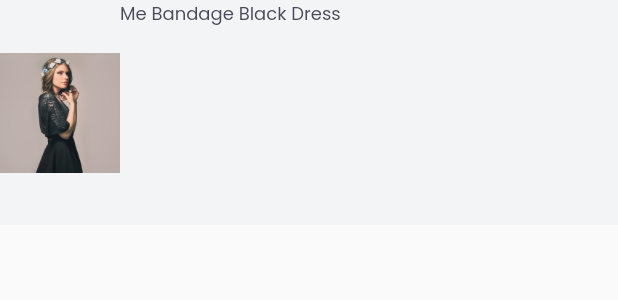
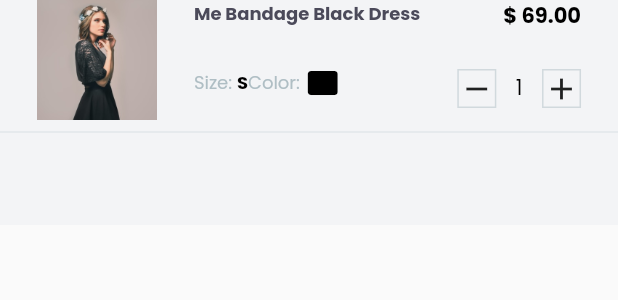
Before and after one commit to RGTechPro/zupay_task, a Flutter app: the CartCard widget shown alone on an empty page, opened directly, on a phone screen of 412 x 824 dp. Shown: the top 300 px of the screen. Run offline on Flutter 3.47's test engine with Material 2 defaults, Android fonts, the phone set to English and light mode, and no system bars; our stand-ins replace google_fonts, google_nav_bar.

Commit message:
added cart card

```diff
--- a/lib/screens/cart_page.dart
+++ b/lib/screens/cart_page.dart
@@ -4,6 +4,7 @@ import 'package:flutter/src/widgets/framework.dart';
 import 'package:google_fonts/google_fonts.dart';
 import 'package:google_nav_bar/google_nav_bar.dart';
 import 'package:zupay_task/custom_icons_icons.dart';
+import 'package:zupay_task/widgets/cart_card.dart';
 
 class CartPage extends StatelessWidget {
   const CartPage({Key? key}) : super(key: key);
@@ -41,6 +42,15 @@ class CartPage extends StatelessWidget {
                 ],
               ),
             ),
+            Padding(
+              padding: const EdgeInsets.symmetric(horizontal: 10),
+              child: Container(
+                height: 514,
+                child: ListView(
+                  children: [CartCard(), CartCard()],
+                ),
+              ),
+            ),
           ],
         ),
       ),
--- a/lib/widgets/cart_card.dart
+++ b/lib/widgets/cart_card.dart
@@ -1,4 +1,5 @@
 import 'package:flutter/cupertino.dart';
+import 'package:flutter/material.dart';
 import 'package:flutter/src/foundation/key.dart';
 import 'package:flutter/src/widgets/framework.dart';
 import 'package:google_fonts/google_fonts.dart';
@@ -11,23 +12,100 @@ class CartCard extends StatelessWidget {
     return Container(
       color: Color(0xfff3f4f6),
       height: 150,
-      child: Row(children: [
+      child: Column(
+        children: [
+          Row(
+              crossAxisAlignment: CrossAxisAlignment.start,
+              mainAxisAlignment: MainAxisAlignment.spaceEvenly,
+              children: [
                 Image.asset(
                   'assets/girl.png',
                   height: 80,
                   width: 80,
                   fit: BoxFit.fill,
                 ),
-
                 Column(
+                  //    mainAxisAlignment: MainAxisAlignment.start,
+                  crossAxisAlignment: CrossAxisAlignment.start,
                   children: [
                     Text('Me Bandage Black Dress',
                         style: GoogleFonts.poppins(
-                      color: Color(0xff4B4A5A), fontSize: 12)
+                            color: Color(0xff4B4A5A),
+                            fontSize: 12,
+                            fontWeight: FontWeight.bold)),
+                    SizedBox(
+                      height: 25,
+                    ),
+                    Row(
+                      mainAxisAlignment: MainAxisAlignment.spaceEvenly,
+                      children: [
+                        Row(
+                          children: [
+                            Text('Size: ',
+                                style: GoogleFonts.poppins(
+                                    color: Color(0xffAFBEC4), fontSize: 12)),
+                            Text('S',
+                                style: GoogleFonts.poppins(
+                                    color: Colors.black,
+                                    fontSize: 12,
+                                    fontWeight: FontWeight.bold))
+                          ],
+                        ),
+                        Row(
+                          children: [
+                            Text('Color: ',
+                                style: GoogleFonts.poppins(
+                                    color: Color(0xffAFBEC4), fontSize: 12)),
+                            Icon(
+                              Icons.rectangle_rounded,
+                              color: Colors.black,
+                            )
+                          ],
+                        )
+                      ],
+                    )
+                  ],
+                ),
+                Column(
+                  crossAxisAlignment: CrossAxisAlignment.end,
+                  children: [
+                    Text('\$ 69.00',
+                        style: GoogleFonts.poppins(
+                            color: Colors.black,
+                            fontSize: 14,
+                            fontWeight: FontWeight.bold)),
+                    SizedBox(
+                      height: 25,
+                    ),
+                    Row(
+                      children: [
+                        Container(
+                          decoration: BoxDecoration(
+                              border: Border.all(color: Color(0xffd1d9dd))),
+                          child: Icon(Icons.remove),
+                        ),
+                        Padding(
+                          padding: const EdgeInsets.symmetric(horizontal: 13),
+                          child: Text('1',
+                              style: GoogleFonts.poppins(
+                                  color: Colors.black, fontSize: 14)),
+                        ),
+                        Container(
+                          decoration: BoxDecoration(
+                              border: Border.all(color: Color(0xffd1d9dd))),
+                          child: Icon(Icons.add),
+                        )
+                      ],
                     )
                   ],
                 )
               ]),
+          Divider(
+            thickness: 0.5,
+            color: Color(0xffd1d9dd),
+          )
+        ],
+      ),
     );
   }
 }
```
Lines whose indentation alone changed are shown as unchanged.
